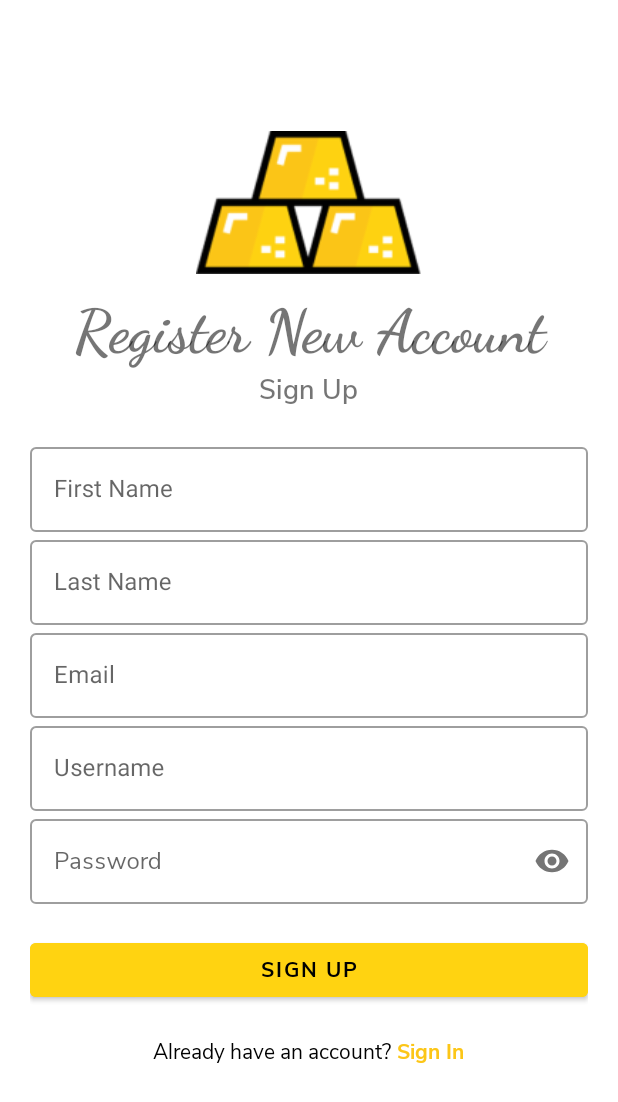
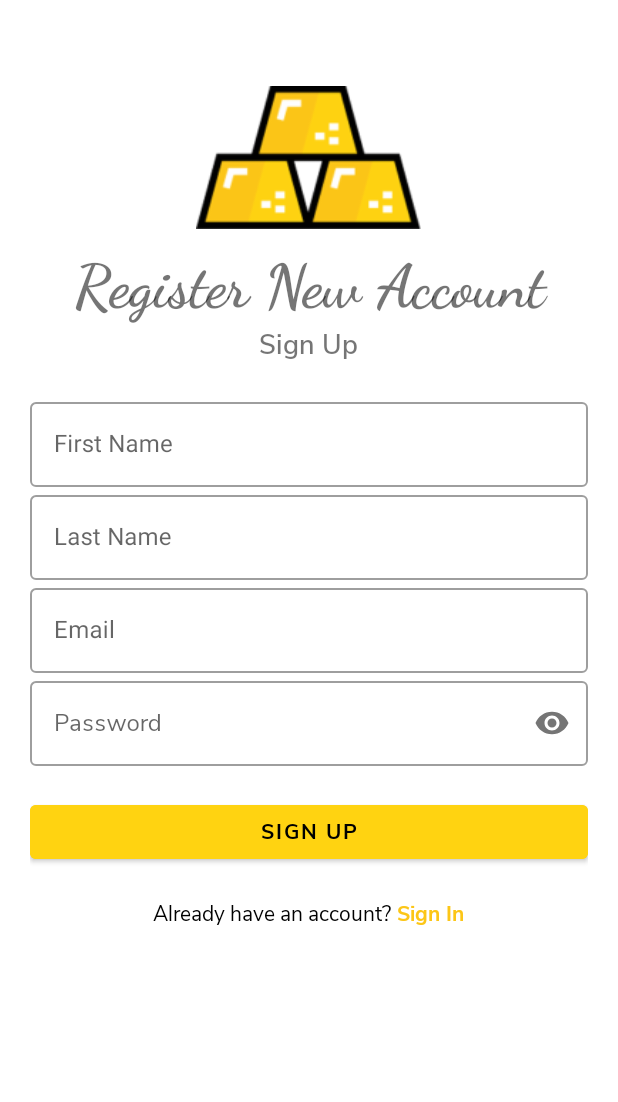
Before and after one commit to mkamilmistar/gold-pocket-kotlin, an Android app: the RegisterActivity screen opened directly, with no data from a screen before it, on a phone screen of 412 x 824 dp. Shown: the top 1102 px of the screen. Run offline under Robolectric (Android 15) with nearby library versions, the phone set to English and light mode, and no system bars.

```diff
--- a/app/src/main/res/layout/activity_login.xml
+++ b/app/src/main/res/layout/activity_login.xml
@@ -53,7 +53,7 @@
       android:layout_height="wrap_content"
       android:id="@+id/username"
       android:fontFamily="@font/nunitosans_regular"
-      android:hint="@string/placeholder_username"
+      android:hint="@string/placeholder_email"
       style="@style/Widget.MaterialComponents.TextInputLayout.OutlinedBox">
 
       <com.google.android.material.textfield.TextInputEditText
--- a/app/src/main/res/layout/activity_register.xml
+++ b/app/src/main/res/layout/activity_register.xml
@@ -13,7 +13,7 @@
   android:background="#fff">
 
   <ImageView
-    android:layout_marginTop="40dp"
+    android:layout_marginTop="10dp"
     android:id="@+id/logo_image"
     android:layout_width="150dp"
     android:layout_height="150dp"
@@ -89,19 +89,6 @@
     <com.google.android.material.textfield.TextInputLayout
       android:layout_width="match_parent"
       android:layout_height="wrap_content"
-      android:id="@+id/username"
-      android:fontFamily="@font/nunitosans_regular"
-      android:hint="@string/placeholder_username"
-      style="@style/Widget.MaterialComponents.TextInputLayout.OutlinedBox">
-
-      <com.google.android.material.textfield.TextInputEditText
-        android:layout_width="match_parent"
-        android:layout_height="wrap_content"/>
-    </com.google.android.material.textfield.TextInputLayout>
-
-    <com.google.android.material.textfield.TextInputLayout
-      android:layout_width="match_parent"
-      android:layout_height="wrap_content"
       android:id="@+id/password"
       android:hint="@string/placeholder_password"
       app:passwordToggleEnabled="true"
```
